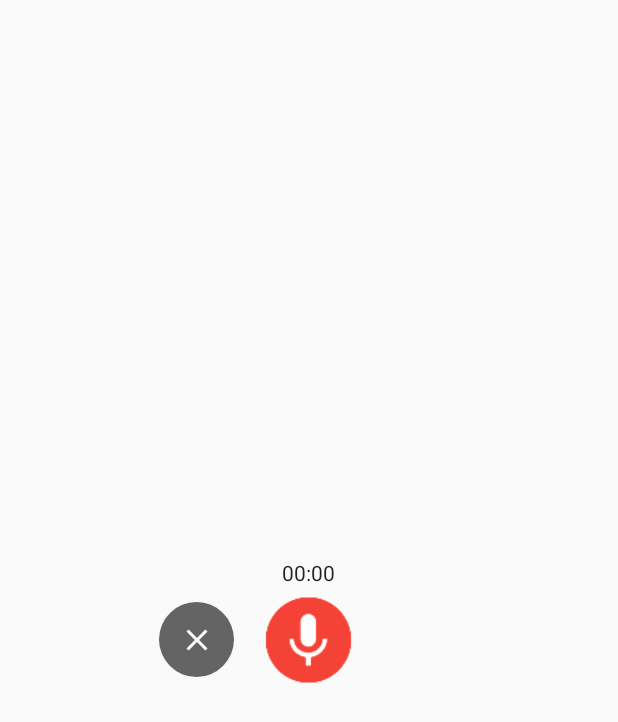
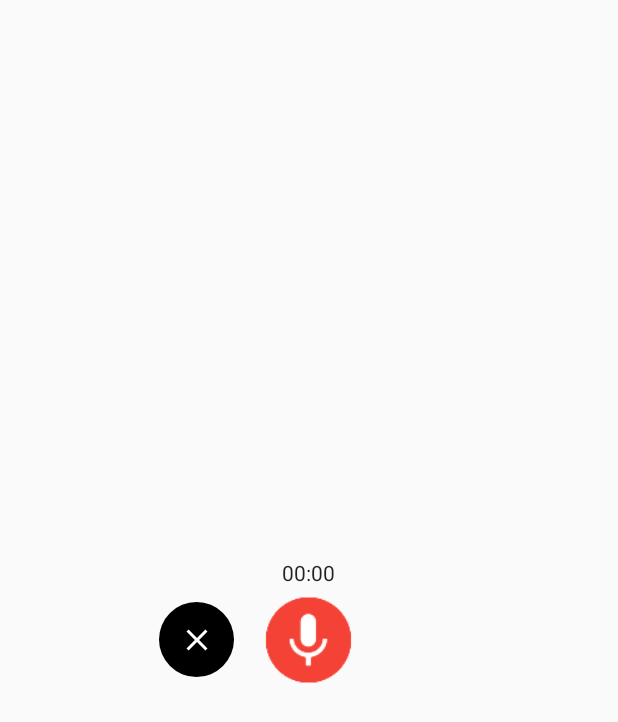
Before and after one commit to safetysystemtechnology/audio-recorder-button, an Android app: the layout test.xml on its own in the app's theme, with its tools: preview values and no code run, on a phone screen of 412 x 824 dp. Shown: the top 722 px of the screen. Run offline under Robolectric (Android 15) with nearby library versions, the phone set to English and light mode, and no system bars.

Commit message:
Update shape_circle.xml

```diff
--- a/audio-recorder/src/main/res/drawable/shape_circle.xml
+++ b/audio-recorder/src/main/res/drawable/shape_circle.xml
@@ -2,6 +2,6 @@
 <shape android:shape="oval" xmlns:android="http://schemas.android.com/apk/res/android">
 
     <corners android:radius="0dp" />
-    <solid android:color="#99000000" />
+    <solid android:color="#000000" />
 
 </shape>
```
